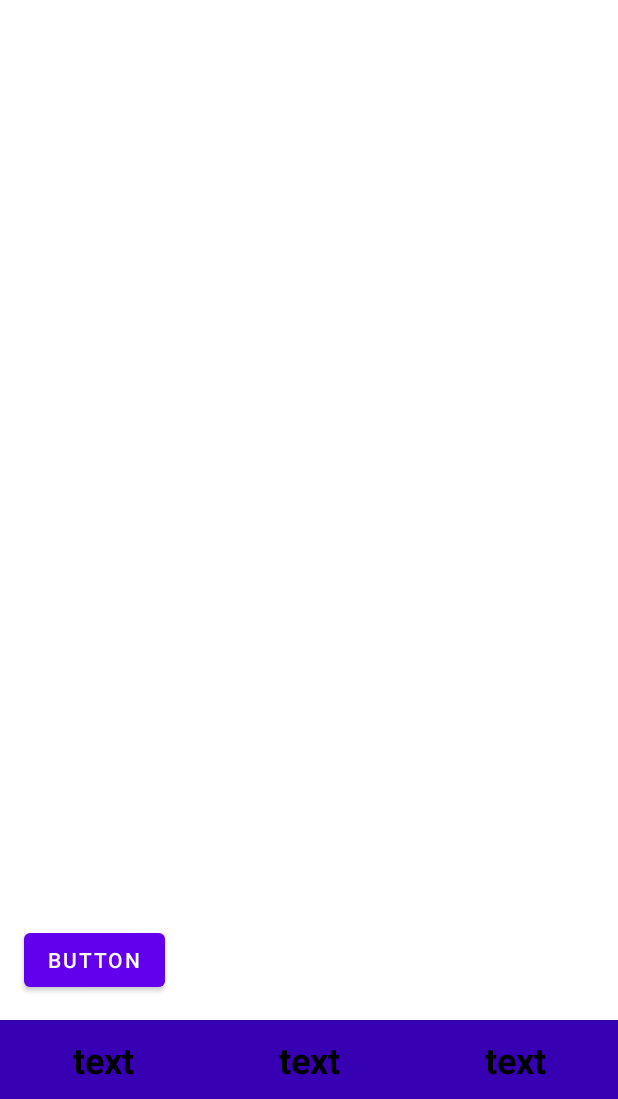
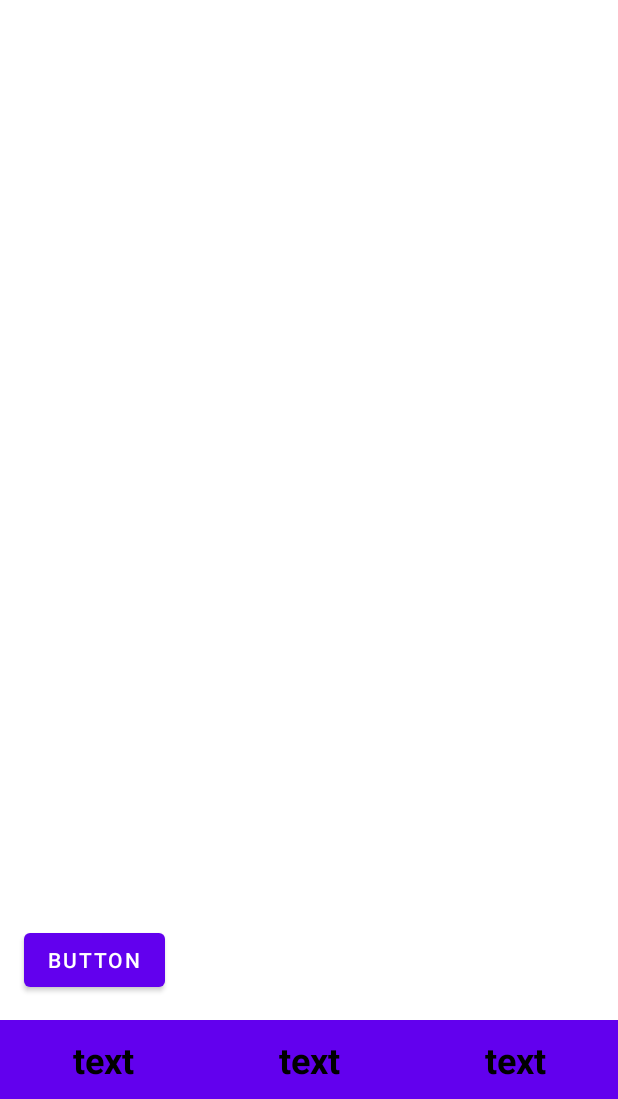
Before and after one commit to ddekiru/Android_GPS_tracking_app, an Android app: the screen it shows after launch (MapsActivity), on a phone screen of 412 x 824 dp, the part 137-1236 px from its top. Run offline under Robolectric (Android 15) with nearby library versions, the phone set to English and light mode, and no system bars.

```diff
--- a/app/src/main/java/com/example/monitorizaretraseu/MapsActivity.java
+++ b/app/src/main/java/com/example/monitorizaretraseu/MapsActivity.java
@@ -43,7 +43,6 @@ public class MapsActivity extends AppCompatActivity implements OnMapReadyCallbac
     private static final int SOLICITA_PERMISIUNE_DE_LOCALIZARE = 1;
     public GoogleMap harta;
     private ArrayList<LatLng> puncte;
-    private ArrayList<Location> locatii;
     double latitudine;
     double longitudine;
     String provider;
--- a/app/src/main/res/layout/activity_maps2.xml
+++ b/app/src/main/res/layout/activity_maps2.xml
@@ -31,7 +31,7 @@
         android:id="@+id/cronometru"
         android:layout_width="0dp"
         android:layout_height="wrap_content"
-        android:background="@color/design_default_color_primary_dark"
+        android:background="@color/design_default_color_primary"
         android:padding="10dp"
         android:text="@string/cronometru_text"
         android:textAlignment="center"
@@ -47,7 +47,7 @@
         android:id="@+id/distanta"
         android:layout_width="0dp"
         android:layout_height="0dp"
-        android:background="@color/design_default_color_primary_dark"
+        android:background="@color/design_default_color_primary"
         android:text="@string/distanta_text"
         android:textAlignment="center"
         android:textAllCaps="false"
@@ -64,7 +64,7 @@
         android:id="@+id/altitudine"
         android:layout_width="0dp"
         android:layout_height="0dp"
-        android:background="@color/design_default_color_primary_dark"
+        android:background="@color/design_default_color_primary"
         android:text="@string/altitudine_text"
         android:textAlignment="center"
         android:textColor="@color/black"
--- a/app/src/main/res/values/ic_launcher_background.xml
+++ b/app/src/main/res/values/ic_launcher_background.xml
@@ -1,4 +1,4 @@
 <?xml version="1.0" encoding="utf-8"?>
 <resources>
-    <color name="ic_launcher_background">#DD8B2C</color>
+    <color name="ic_launcher_background">#FF8C00</color>
 </resources>
```
Also changed, not shown: app/src/main/ic_launcher-playstore.png, app/src/main/res/drawable/ic_launcher_foreground.xml (line endings or trailing spaces), app/src/main/res/mipmap-hdpi/ic_launcher.png (deleted), app/src/main/res/mipmap-hdpi/ic_launcher_round.png (deleted), app/src/main/res/mipmap-mdpi/ic_launcher.png (deleted), app/src/main/res/mipmap-mdpi/ic_launcher_round.png (deleted), app/src/main/res/mipmap-xhdpi/ic_launcher.png (deleted), app/src/main/res/mipmap-xhdpi/ic_launcher_round.png (deleted), app/src/main/res/mipmap-xxhdpi/ic_launcher.png (deleted), app/src/main/res/mipmap-xxhdpi/ic_launcher_round.png (deleted), app/src/main/res/mipmap-xxxhdpi/ic_launcher.png (deleted), app/src/main/res/mipmap-xxxhdpi/ic_launcher_round.png (deleted).
